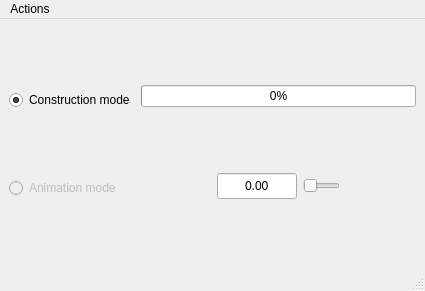
Above: mainwindow.ui from Frostmourneee/MT-TSP before the change. Below: the same form after it.
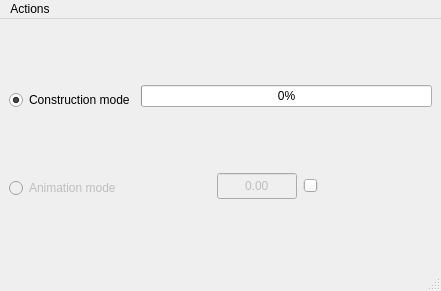
That is the form after the change.

Diff of the .ui file:
```diff
--- a/mainwindow.ui
+++ b/mainwindow.ui
@@ -126,6 +126,9 @@
         </item>
         <item>
          <widget class="QDoubleSpinBox" name="dSBTime">
+          <property name="enabled">
+           <bool>false</bool>
+          </property>
           <property name="minimumSize">
            <size>
             <width>80</width>
@@ -145,6 +148,9 @@
         </item>
         <item>
          <widget class="QSlider" name="sliderTime">
+          <property name="enabled">
+           <bool>false</bool>
+          </property>
           <property name="maximum">
            <number>10000000</number>
           </property>
@@ -156,6 +162,43 @@
           </property>
          </widget>
         </item>
+        <item>
+         <widget class="QPushButton" name="optionsButton">
+          <property name="enabled">
+           <bool>true</bool>
+          </property>
+          <property name="minimumSize">
+           <size>
+            <width>32</width>
+            <height>32</height>
+           </size>
+          </property>
+          <property name="maximumSize">
+           <size>
+            <width>32</width>
+            <height>32</height>
+           </size>
+          </property>
+          <property name="text">
+           <string/>
+          </property>
+          <property name="iconSize">
+           <size>
+            <width>32</width>
+            <height>32</height>
+           </size>
+          </property>
+          <property name="autoDefault">
+           <bool>false</bool>
+          </property>
+          <property name="default">
+           <bool>false</bool>
+          </property>
+          <property name="flat">
+           <bool>true</bool>
+          </property>
+         </widget>
+        </item>
         <item>
          <widget class="QPushButton" name="optimalZoomButton">
           <property name="enabled">
```
Left out of the diff: 9 changed lines with no effect on the pictures.
